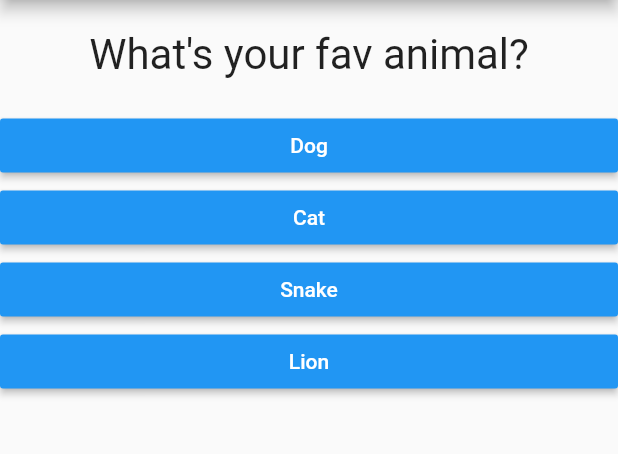
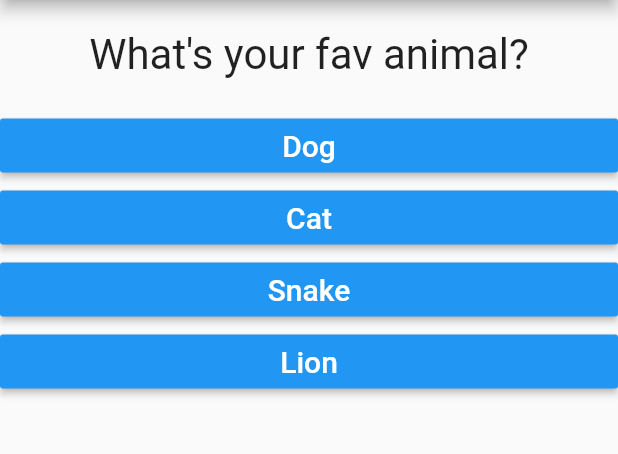
Before and after one commit to bbun0639/first_app, a Flutter app: the screen it shows after launch, after a tap on "Black", on a phone screen of 412 x 824 dp, the part 84-538 px from its top. Run offline on Flutter 3.47's test engine with Material 2 defaults, Android fonts, the phone set to English and light mode, and no system bars; missing offline and left inert: wifi_hunter.

Commit message:
"if" Statement and not error when empty answer

```diff
--- a/lib/answer.dart
+++ b/lib/answer.dart
@@ -1,18 +1,22 @@
 import 'package:flutter/material.dart';
 
 class Answer extends StatelessWidget {
-
-  final Function selectHandler;//Add 'final property' that store
+  final Function
+      selectHandler; //Add 'final property' that store //final is a vlaue doesn't change
   final String answerText;
 
-  Answer(this.selectHandler, this.answerText); //Add constructor (shortcut) by repeating class name
+  Answer(this.selectHandler,
+      this.answerText); //Add constructor (shortcut) by repeating class name
 
   @override
   Widget build(BuildContext context) {
     return Container(
       width: double.infinity,
       child: RaisedButton(
-        child: Text(answerText),
+        child: Text(
+          answerText,
+          style: TextStyle(fontSize: 20),
+        ),
         color: Colors.blue,
         textColor: Colors.white,
         onPressed: selectHandler,
@@ -20,3 +24,5 @@ class Answer extends StatelessWidget {
     );
   }
 }
+
+class TextSize {}
--- a/lib/main.dart
+++ b/lib/main.dart
@@ -27,21 +27,7 @@ class _MyAppState extends State<MyApp> {
 
   var _questionIndex = 0;
 
-  void _answerQuestions() {
-    //setState is function to provided by the State<MyApp> inherit(ถ่ายทอด)
-    //setState is function that forces Flutter to re-render the UI
-    setState(() {
-      _questionIndex = _questionIndex + 1;
-    });
-
-    print(_questionIndex);
-    //print('Any Answer chosen!');
-  }
-
-  //inheritance by 'extends'
-  @override //decorator
-  Widget build(BuildContext context) {
-    var questions = [
+  final questions = const [                         //Add 'const' in front of variable for value is const in Dart
       {
         'questionText': 'What\'s your fav color?',    //Map = key-value 'pair'
         'answer': ['Black', 'White', 'Green', 'Red',],
@@ -55,12 +41,42 @@ class _MyAppState extends State<MyApp> {
         'answer': ['Max', 'Jack', 'Rack',],
       },
     ];
+
+  void _answerQuestions() {
+    //setState is function to provided by the State<MyApp> inherit(ถ่ายทอด)
+    //setState is function that forces Flutter to re-render the UI
+
+    setState(() {
+      _questionIndex = _questionIndex + 1;
+    });
+
+    if (_questionIndex < questions.length) {
+      print('We have more question!');
+    } else {
+      print('No more question!');
+    }
+
+    print(_questionIndex);
+    //print('Any Answer chosen!');
+  }
+
+  //inheritance by 'extends'
+  @override //decorator
+  Widget build(BuildContext context) {
+
+    //questions = [];   //can't be assigned new object if questions is a 'const' (it could var .... const [])
+
+    // var dummy = const ['Hello'];
+    // dummy.add('Max');
+    // print(dummy);
+    // dummy = [];   //if you have a list and reuse the variable then assign a brand new vakue to allowed use the variable
+
     return MaterialApp(
       home: Scaffold(
         appBar: AppBar(
           title: Text('My First App'),
         ),
-        body: Column(
+        body: _questionIndex < questions.length ? Column(  // Use '?' for mark border to the code which if this TRUE
           children: [
             Question(
               //It's constructor to get value for the questionText
@@ -72,16 +88,22 @@ class _MyAppState extends State<MyApp> {
               return Answer(_answerQuestions, answer);                                //'List<String>' to tell Dart 'answer' is a list
             }).toList() //Convert value in map() to list    //... take a list that we habe & pull all value in the list
 
+
+
             // Answer(_answerQuestions), //ต้องไปเพิ่ม  Constructor ด้วยเพื่อยอมรับการ Callback
             // Answer(_answerQuestions), //Answer จะไป Pointer at a Function Answer
             // RaisedButton(
             //   child: Text('Answer 2'),
-            //   color: Colors.deepOrange,
+            //   color: Colors.deepOrange
             //   onPressed: () =>
             //       print('Answer 2 chosen!'), //Anonymous () function
             // ),
           ],
-        ),
+        ) : Center(
+            child: Text(
+              'No more question!',
+              style: TextStyle(fontSize: 28),)
+          ),
       ),
     );
   }
```
